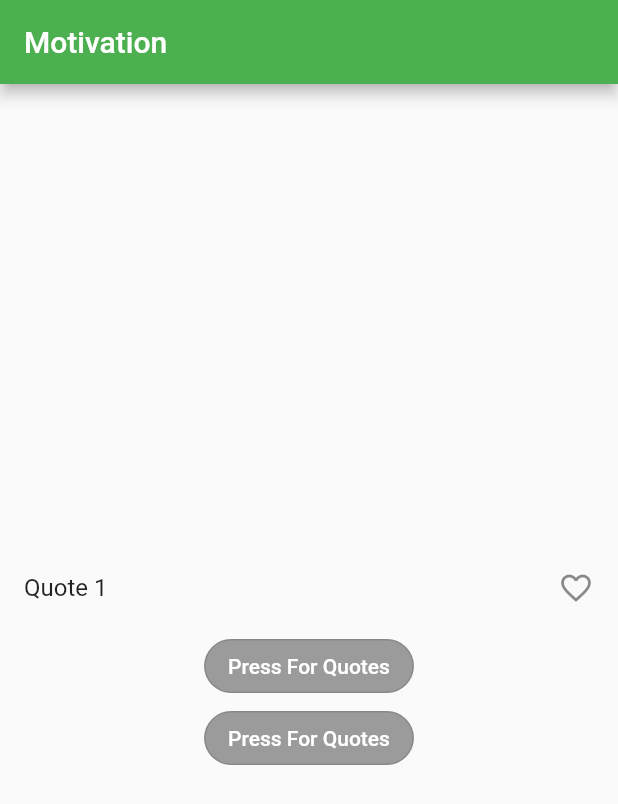
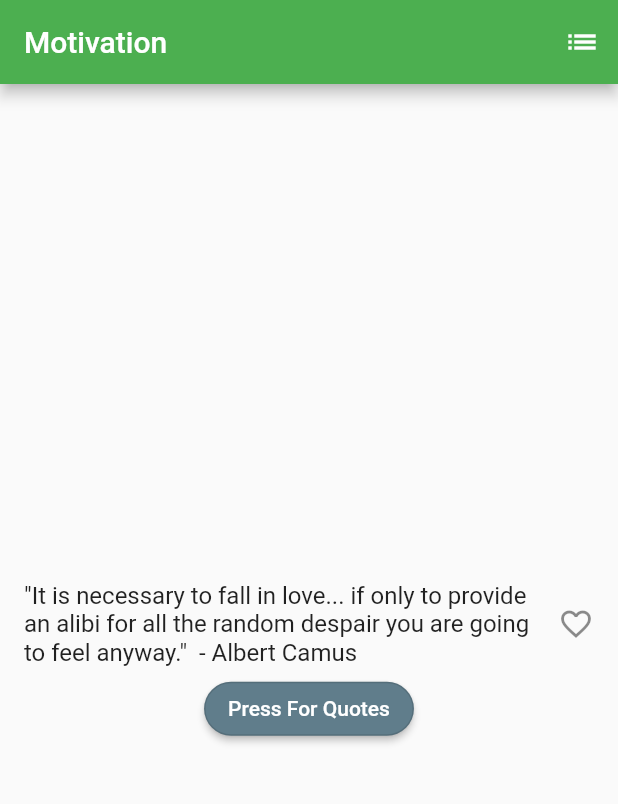
Before and after one commit to EditUndo/MotivationalApp, a Flutter app: the screen it shows after launch, on a phone screen of 412 x 824 dp. Shown: the top 804 px of the screen. Run offline on Flutter 3.47's test engine with Material 2 defaults, Android fonts, the phone set to English and light mode, and no system bars.

Commit message:
Placed home buttons as widget in home class Buttons now generate a new quote Settings button added which navigates to the saved quotes page

```diff
--- a/assets/data/quotes.txt
+++ b/assets/data/quotes.txt
@@ -1,5 +1,5 @@
-Quote 1
-Quote 2
-Quote 3
-Quote 4
-"Hey, this is a really long quote by some dude, hahahaha" - Some Dude
+"It is necessary to fall in love... if only to provide an alibi for all the random despair you are going to feel anyway."  - Albert Camus
+“The Way Get Started Is To Quit Talking And Begin Doing.” – Walt Disney
+“The Pessimist Sees Difficulty In Every Opportunity. The Optimist Sees Opportunity In Every Difficulty.” – Winston Churchill
+“Don’t Let Yesterday Take Up Too Much Of Today.” – Will Rogers
+“You Learn More From Failure Than From Success. Don’t Let It Stop You. Failure Builds Character.” – Unknown
--- a/lib/file_management.dart
+++ b/lib/file_management.dart
@@ -13,8 +13,8 @@ class FileManagement {
     Random _random = new Random();
 
     return lines[_random.nextInt(lines.length)];
+  }
 
-  }
   static Future<String> readFile(String fileName) async {
     return await rootBundle.loadString(fileName);
   }
--- a/lib/home_buttons.dart
+++ /dev/null
@@ -1,21 +0,0 @@
-import 'package:flutter/material.dart';
-
-class NewQuoteButton extends StatelessWidget {
-
-  NewQuoteButton();
-
-  @override
-  Widget build(BuildContext context) {
-    return Container(
-      child: RaisedButton(
-        shape: RoundedRectangleBorder(
-            borderRadius: new BorderRadius.circular(18.0),
-            side: BorderSide(color: Colors.black12)),
-        child: Text('Press For Quotes'),
-        onPressed: null,
-        textColor: Colors.white,
-        color: Colors.blueGrey,
-      ),
-    );
-  }
-}
--- a/lib/main.dart
+++ b/lib/main.dart
@@ -1,5 +1,4 @@
 import 'package:flutter/material.dart';
-import 'package:motivation_app/home_buttons.dart';
 import 'file_management.dart';
 
 void main() => runApp(MotivationApp());
@@ -25,19 +24,22 @@ class Home extends StatefulWidget {
 class HomeState extends State<Home> {
   final _savedQuotes = Set<String>();
   String _quoteToWrite = "";
+  final _biggerFont = const TextStyle(fontSize: 18.0);
 
   @override
   Widget build(BuildContext context) {
     return Scaffold(
       appBar: AppBar(
         title: const Text('Motivation'),
+        actions: <Widget>[
+          IconButton(icon: Icon(Icons.list), onPressed: _pushSaved),
+        ],
       ),
       body: Column(
         mainAxisAlignment: MainAxisAlignment.center,
         children: [
           _buildQuote(),
-          NewQuoteButton(),
-          NewQuoteButton(),
+          _buildButton(),
         ],
       ),
     );
@@ -65,13 +67,34 @@ class HomeState extends State<Home> {
     );
   }
 
+  Widget _buildButton() {
+    return Container(
+      child: RaisedButton(
+        shape: RoundedRectangleBorder(
+            borderRadius: new BorderRadius.circular(18.0),
+            side: BorderSide(color: Colors.black12)),
+        child: Text('Press For Quotes'),
+        onPressed: _updateQuote,
+        textColor: Colors.white,
+        color: Colors.blueGrey,
+      ),
+    );
+  }
+
   @override
   void initState() {
     super.initState();
     _getRandomQuote().then((String text) {
       setState(() {
         _quoteToWrite = text;
-        print(text);
+      });
+    });
+  }
+
+  void _updateQuote() {
+    _getRandomQuote().then((String text) {
+      setState(() {
+        _quoteToWrite = text;
       });
     });
   }
@@ -80,16 +103,16 @@ class HomeState extends State<Home> {
     return FileManagement.readRandomFileLine('assets/data/quotes.txt');
   }
 
-/*
-  void _pushSaved(){
+
+  void _pushSaved() {
         Navigator.of(context).push(
           MaterialPageRoute<void>(
             builder: (BuildContext context){
-              final Iterable<ListTile> tiles = _saved.map(
-                (WordPair pair) {
+              final Iterable<ListTile> tiles = _savedQuotes.map(
+                (String quote) {
                   return ListTile(
                     title: Text(
-                      pair.asPascalCase,
+                      quote,
                       style:_biggerFont,
                     ),
                   );
@@ -97,8 +120,8 @@ class HomeState extends State<Home> {
               );
               final divided =ListTile.divideTiles(context: context, tiles: tiles,).toList();
 
-              return Scaffold(appBar: AppBar( title: Text('Saved Suggestions'),), body: ListView(children: divided),);
+              return Scaffold(appBar: AppBar( title: Text('Saved Quotes'),), body: ListView(children: divided),);
             },        ),);
 
-  }*/
+  }
 }
```
